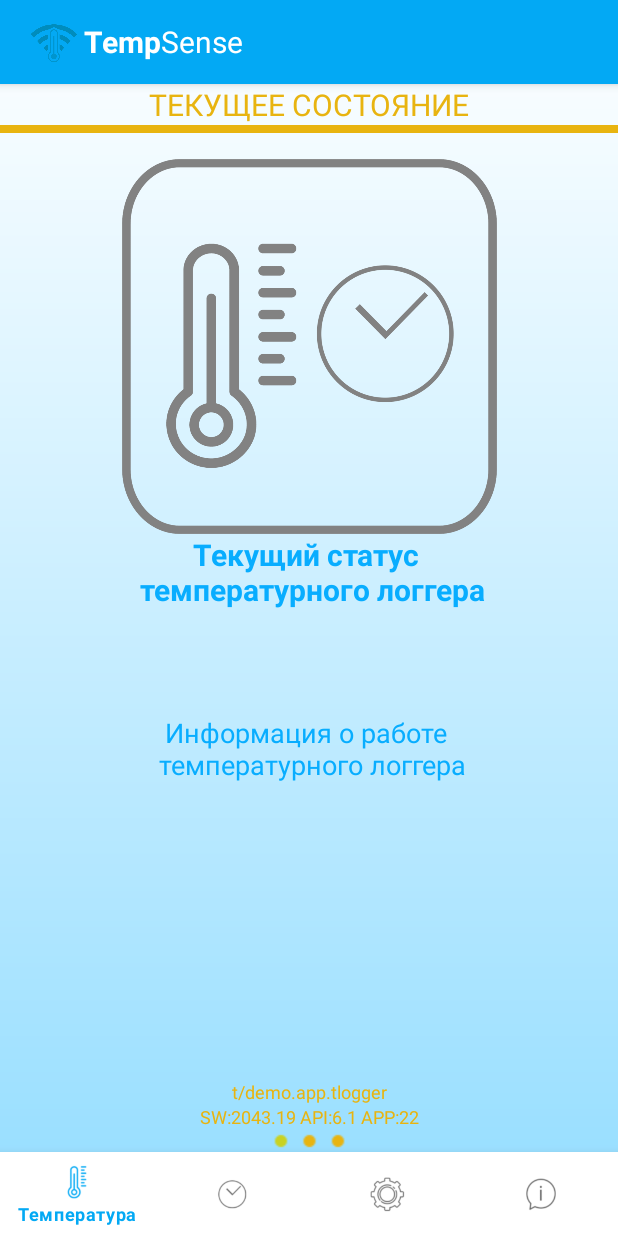
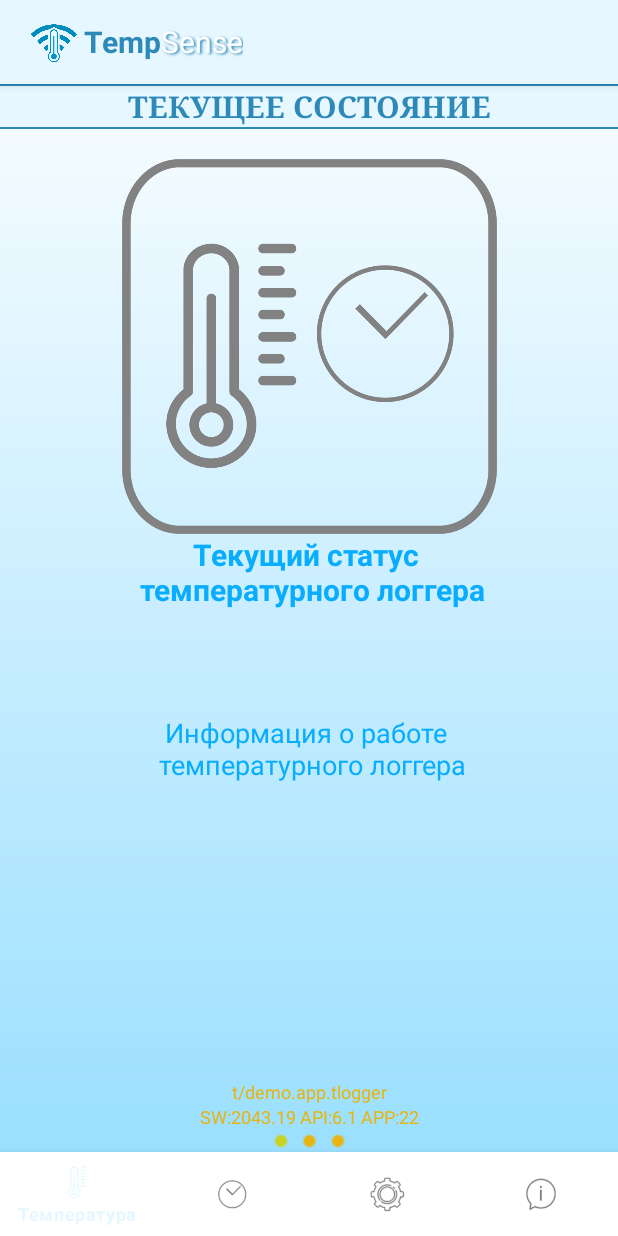
Before and after one commit to ZankinAI/TLogger, an Android app: the screen it shows after launch (MainActivity), on a phone screen of 412 x 824 dp. Run offline under Robolectric (Android 15) with nearby library versions, the phone set to English and light mode, and no system bars; our stand-ins replace navigation-ui.

Commit message:
19/05 16:37
Changed top bar style

```diff
--- a/app/src/main/res/layout/layout_action_bar.xml
+++ b/app/src/main/res/layout/layout_action_bar.xml
@@ -17,7 +17,7 @@
         android:gravity="center"
         android:text="Temp"
         android:layout_gravity="center_vertical"
-        android:textColor="#FFFFFF"
+        android:textColor="#2D8AB8"
         android:textSize="20dp"
         android:textStyle="bold" />
 
@@ -27,7 +27,12 @@
         android:text="Sense"
         android:textSize="20dp"
         android:layout_gravity="center_vertical"
-        android:textColor="#FFFFFF"/>
+        android:textColor="#FFFFFF"
+
+        android:shadowColor="#2D8AB8"
+        android:shadowDx="1.5"
+        android:shadowDy="1.3"
+        android:shadowRadius="1.6"/>
 
 
 </LinearLayout>
--- a/app/src/main/res/layout/temperature_fragment.xml
+++ b/app/src/main/res/layout/temperature_fragment.xml
@@ -7,23 +7,34 @@
     android:layout_height="match_parent"
     tools:context=".ui.temperature.TemperatureFragment">
 
+    <View
+        android:id="@+id/view_line1"
+        android:layout_width="match_parent"
+        android:layout_height="1dp"
+        android:background="#2D8AB8"
+        app:layout_constraintTop_toTopOf="parent" >
+    </View>
+
     <TextView
         android:id="@+id/active_configuration"
         android:layout_width="match_parent"
         android:layout_height="wrap_content"
         android:text="ТЕКУЩЕЕ СОСТОЯНИЕ"
         android:textAlignment="center"
-        android:textColor="#E8B410"
+        android:background="#E7F7FF"
+        android:textColor="#2D8AB8"
+        android:fontFamily="serif"
+        android:textStyle="bold"
 
         android:textSize="20sp"
         app:layout_constraintStart_toStartOf="parent"
-        app:layout_constraintTop_toTopOf="parent" />
+        app:layout_constraintTop_toBottomOf="@+id/view_line1" />
 
     <View
         android:id="@+id/view_line"
         android:layout_width="match_parent"
-        android:layout_height="5dp"
-        android:background="#E8B410"
+        android:layout_height="1dp"
+        android:background="#2D8AB8"
         app:layout_constraintTop_toBottomOf="@+id/active_configuration" >
     </View>
 
--- a/app/src/main/res/values/themes.xml
+++ b/app/src/main/res/values/themes.xml
@@ -2,7 +2,7 @@
     <!-- Base application theme. -->
     <style name="Theme.TLogger" parent="Theme.MaterialComponents.DayNight.DarkActionBar">
         <!-- Primary brand color. -->
-        <item name="colorPrimary">#03A9F4</item>
+        <item name="colorPrimary">#E7F7FF</item>
         <item name="colorPrimaryVariant">@color/purple_700</item>
         <item name="colorOnPrimary">@color/white</item>
 
```
